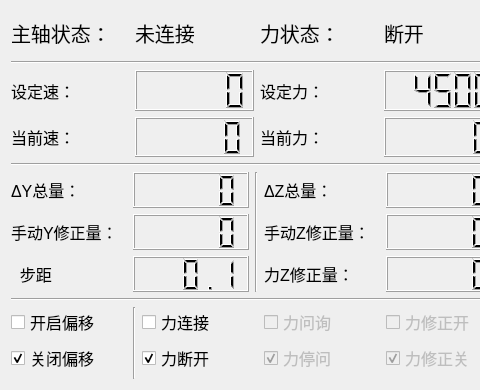
chengbomoyu/FSWGtRobot, file 北工大蓝海华腾单机器人/GtRobotPulgin/GTRobotToolPlugin/_HMI/fsw.ui: the form before one commit; both pictures show x 0 to 480 and y 0 to 390 of the 690 by 390 pixel window.
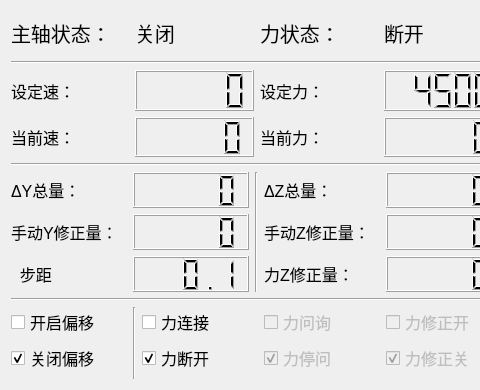
The form after the commit.

Diff of the .ui file:
```diff
--- a/北工大蓝海华腾单机器人/GtRobotPulgin/GTRobotToolPlugin/_HMI/fsw.ui
+++ b/北工大蓝海华腾单机器人/GtRobotPulgin/GTRobotToolPlugin/_HMI/fsw.ui
@@ -82,7 +82,7 @@
             </font>
            </property>
            <property name="text">
-            <string>未连接</string>
+            <string>关闭</string>
            </property>
           </widget>
          </item>
```
